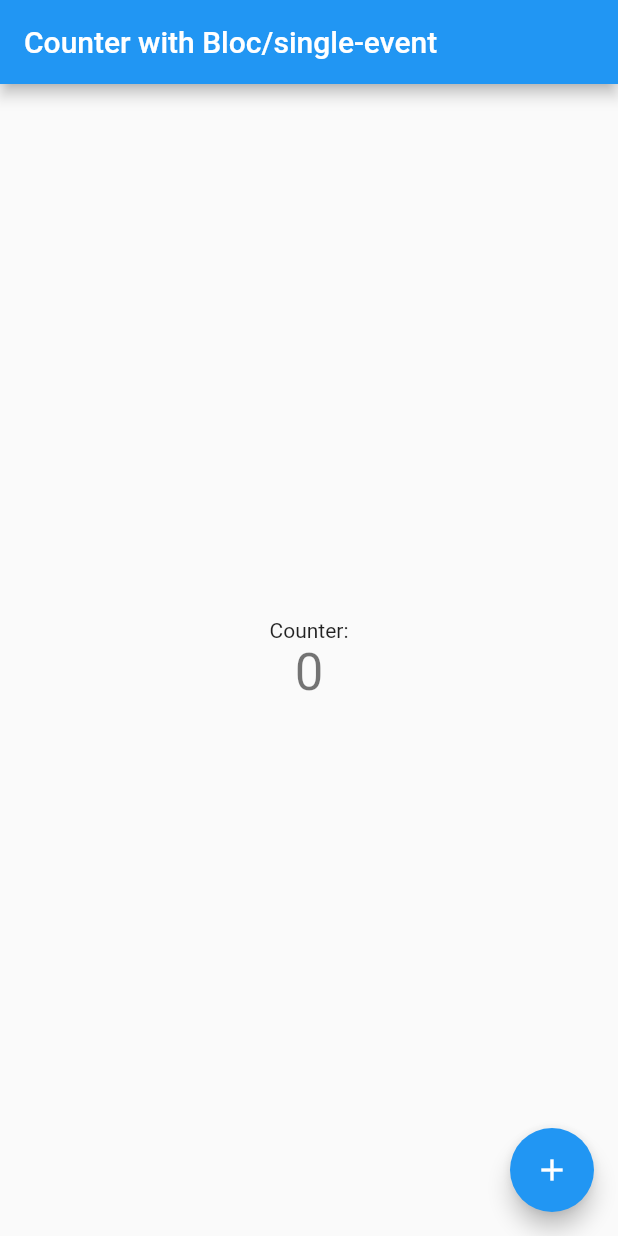
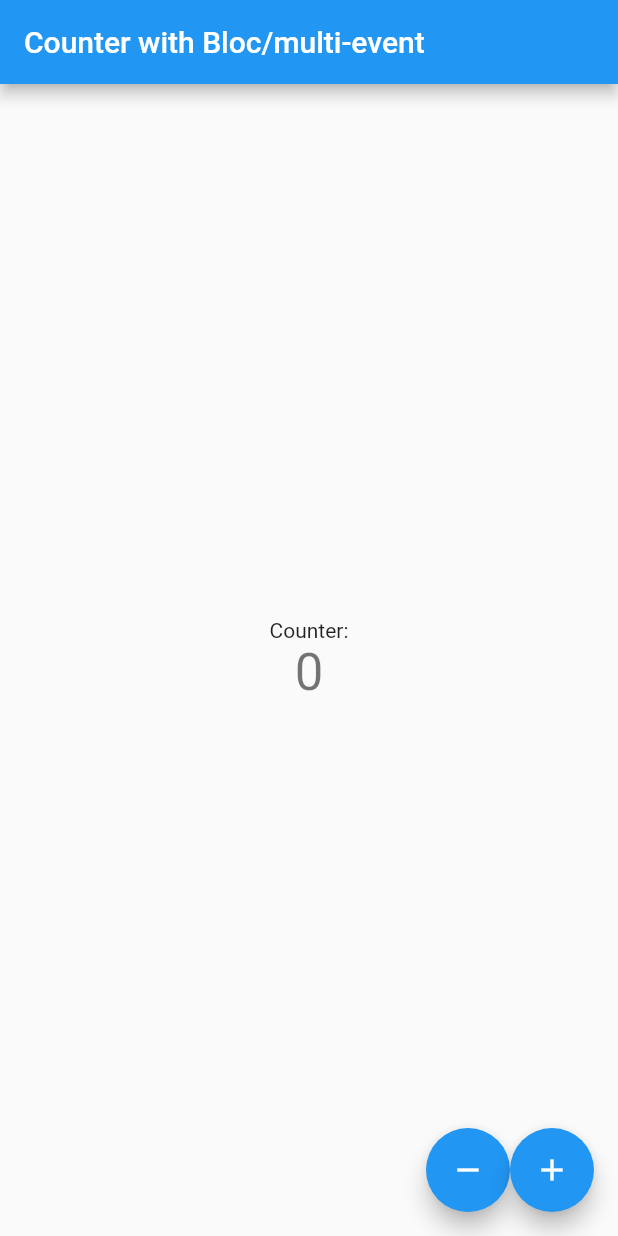
Before and after one commit to aaronkelton/counter_bloc, a Flutter app: the screen it shows after launch, on a phone screen of 412 x 824 dp. Run offline on Flutter 3.47's test engine with Material 2 defaults, Android fonts, the phone set to English and light mode, and no system bars; our stand-ins replace bloc, flutter_bloc.

Commit message:
subclass the events we register in order to link multiple to a bloc

```diff
--- a/lib/main.dart
+++ b/lib/main.dart
@@ -16,19 +16,23 @@ class MyApp extends StatelessWidget {
       theme: ThemeData(primarySwatch: Colors.blue),
       home: BlocProvider(
           create: (_) => CounterBloc(0),
-          child: const MyHomePage(title: 'Counter with Bloc/single-event')),
+          child: const MyHomePage(title: 'Counter with Bloc/multi-event')),
     );
   }
 }
 
-// class CounterEvent {} // kinda abstract; intended to be subclassed
-class CounterIncrementPressed {} // extends CounterEvent {} // our method moves up to its own class?
-// you can totally not subclass your events, but your bloc will be limited to just the one!!!
-class CounterBloc extends Bloc<CounterIncrementPressed, int> {
+class CounterEvent {} // kinda abstract; intended to be subclassed so we can have multiple events
+class CounterIncrementPressed extends CounterEvent {}
+class CounterDecrementPressed extends CounterEvent {}
+class CounterBloc extends Bloc<CounterEvent, int> {
   CounterBloc(int initialCount) : super(initialCount) {
-    // this 'on' thingy is a "Event Handler"
+
     on<CounterIncrementPressed>((event, emit) {
       emit(state + 1);
+    });
+
+    on<CounterDecrementPressed>((event, emit) {
+      emit(state - 1);
     });
   }
 }
@@ -61,10 +65,20 @@ class _MyHomePageState extends State<MyHomePage> {
           ],
         ),
       ),
-      floatingActionButton: FloatingActionButton(
-        onPressed: () => context.read<CounterBloc>().add(CounterIncrementPressed()),
-        tooltip: 'Increment',
-        child: const Icon(Icons.add),
+      floatingActionButton: Row(
+        mainAxisAlignment: MainAxisAlignment.end,
+        children: [
+          FloatingActionButton(
+            onPressed: () => context.read<CounterBloc>().add(CounterDecrementPressed()),
+            tooltip: 'Decrement',
+            child: const Icon(Icons.remove),
+          ),
+          FloatingActionButton(
+            onPressed: () => context.read<CounterBloc>().add(CounterIncrementPressed()),
+            tooltip: 'Increment',
+            child: const Icon(Icons.add),
+          ),
+        ],
       ),
     );
   }
```
